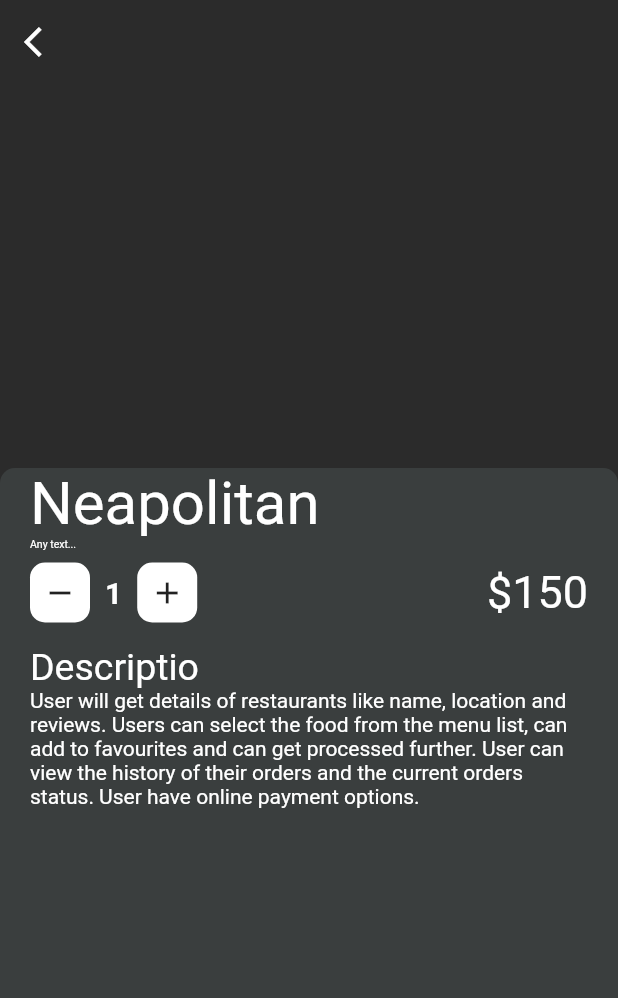
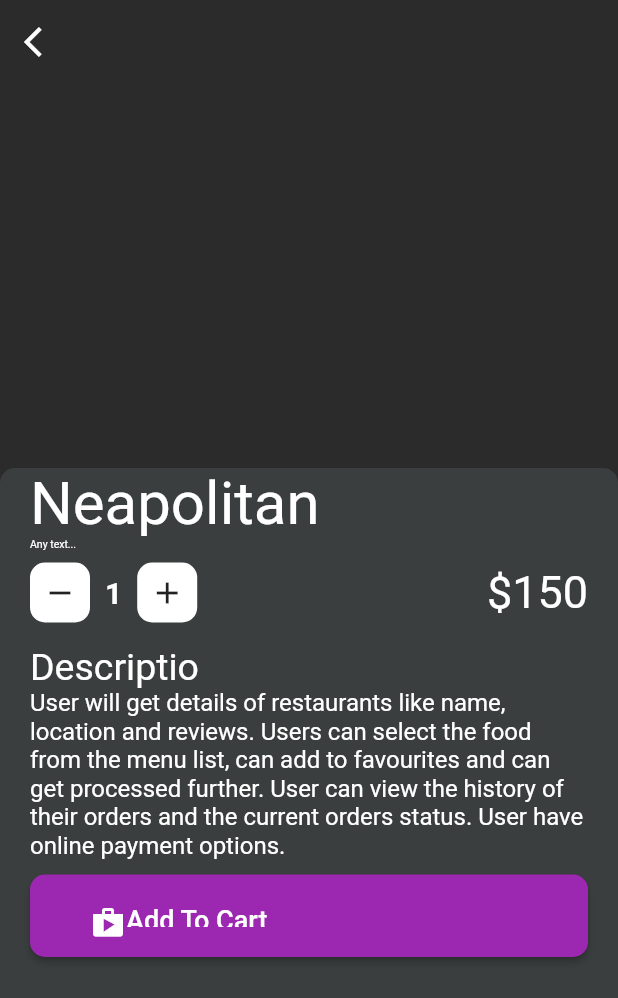
Before and after one commit to AnuLoveCoding/app_food, a Flutter app: the screen it shows after launch, on a phone screen of 412 x 824 dp. Shown: the top 998 px of the screen. Run offline on Flutter 3.47's test engine with Material 2 defaults, Android fonts, the phone set to English and light mode, and no system bars; our stand-ins replace cloud_firestore, firebase_auth, firebase_core; accounts and stored records are empty.

Commit message:
"app_food Project"

```diff
--- a/lib/screens/detail_page.dart
+++ b/lib/screens/detail_page.dart
@@ -73,7 +73,31 @@ class DetailPage extends StatelessWidget {
                     ),
                     SizedBox(height: 15.0,),
                     Text("Descriptio",style: TextStyle(fontSize: 25.0,color: Colors.white),),
-                    Text('User will get details of restaurants like name, location and reviews. Users can select the food from the menu list, can add to favourites and can get processed further. User can view the history of their orders and the current orders status. User have online payment options.',style: TextStyle(color: Colors.white,),),
+                    Text('User will get details of restaurants like name, location and reviews. Users can select the food from the menu list, can add to favourites and can get processed further. User can view the history of their orders and the current orders status. User have online payment options.',style: TextStyle(color: Colors.white,fontSize: 16.0),),
+                    SizedBox(height: 10.0,),
+                    Container(
+                      height: 55.0,
+                      width: double.infinity,
+                      child: ElevatedButton(
+                        onPressed: () {},
+                        style: ElevatedButton.styleFrom(
+                            padding: EdgeInsets.symmetric(horizontal: 40.0, vertical: 20.0),
+                            shape: RoundedRectangleBorder(
+                                borderRadius: BorderRadius.circular(10.0)
+                            ),
+                            primary: Colors.purple
+                        ),
+                        child: Row(
+                          children: [
+                            Icon(Icons.shop,color: Colors.white,),
+                            Text(
+                              "Add To Cart",
+                              style: TextStyle(color: Colors.white, fontSize: 18),
+                            ),
+                          ],
+                        ),
+                      ),
+                    )
                   ],
                 ),
               )
```
